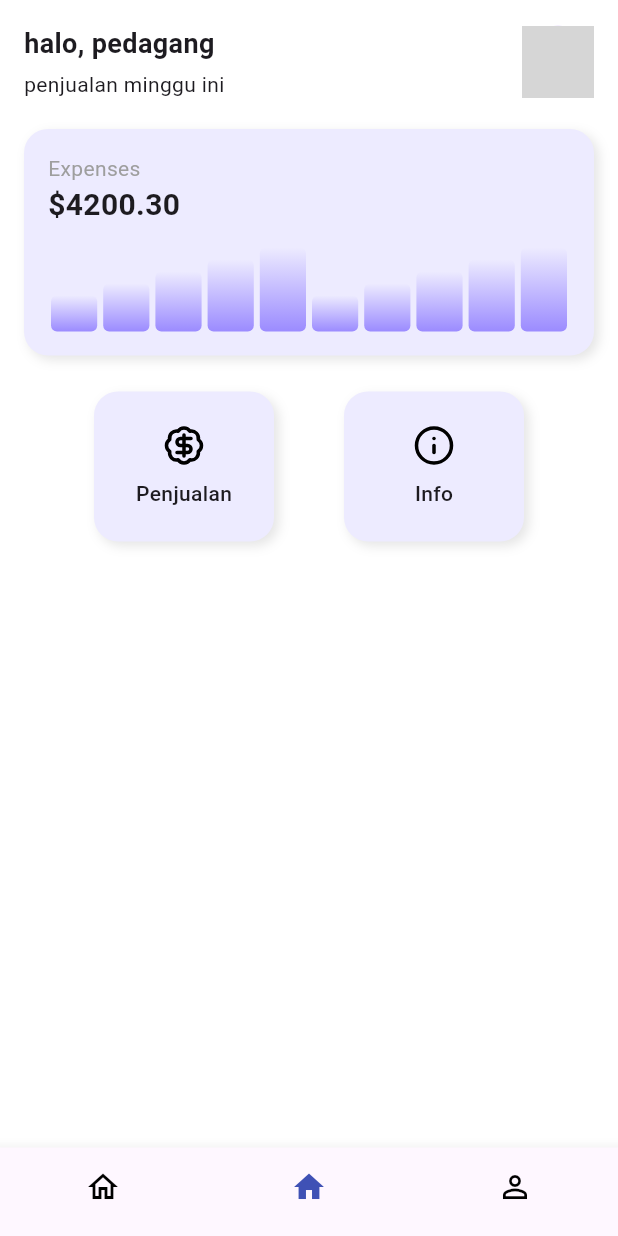
After one commit to AriestaPurwa/eggxpress-project, a Flutter app: the HomeScreen screen opened directly, on a phone screen of 412 x 824 dp. The commit adds this screen. Run offline on Flutter 3.47's test engine with Material 3 defaults, Android fonts, the phone set to English and light mode, and no system bars; our stand-ins replace google_fonts, lucide_icons; grey boxes are pictures that could not be loaded.

Commit message:
menambahkan tampilan dashboard

```diff
--- a/lib/main.dart
+++ b/lib/main.dart
@@ -1,5 +1,6 @@
 import 'package:flutter/material.dart';
 import 'screens/welcome_screen.dart';
+
 
 void main() {
   runApp(const MyApp());
--- /dev/null
+++ b/lib/screens/home_screen.dart
@@ -0,0 +1,159 @@
+import 'package:flutter/material.dart';
+import 'package:lucide_icons/lucide_icons.dart';
+
+class HomeScreen extends StatelessWidget {
+  const HomeScreen({super.key});
+
+  @override
+  Widget build(BuildContext context) {
+    return Scaffold(
+      backgroundColor: Colors.white,
+      bottomNavigationBar: BottomNavigationBar(
+        items: const [
+          BottomNavigationBarItem(icon: Icon(Icons.home_outlined), label: ''),
+          BottomNavigationBarItem(icon: Icon(Icons.home), label: ''),
+          BottomNavigationBarItem(icon: Icon(Icons.person_outline), label: ''),
+        ],
+        currentIndex: 1,
+        selectedItemColor: Colors.indigo,
+        unselectedItemColor: Colors.black,
+        showSelectedLabels: false,
+        showUnselectedLabels: false,
+      ),
+      body: SafeArea(
+        child: Padding(
+          padding: const EdgeInsets.all(16),
+          child: Column(
+            crossAxisAlignment: CrossAxisAlignment.start,
+            children: [
+              // Header
+              Row(
+                children: [
+                  Expanded(
+                    child: Column(
+                      crossAxisAlignment: CrossAxisAlignment.start,
+                      children: const [
+                        Text("halo, pedagang",
+                            style: TextStyle(
+                                fontWeight: FontWeight.bold, fontSize: 18)),
+                        SizedBox(height: 4),
+                        Text("penjualan minggu ini",
+                            style: TextStyle(fontSize: 14)),
+                      ],
+                    ),
+                  ),
+                  const CircleAvatar(
+                    radius: 24,
+                    backgroundImage: AssetImage('assets/avatar.png'),
+                  )
+                ],
+              ),
+
+              const SizedBox(height: 20),
+
+              // Chart Card
+              Container(
+                padding: const EdgeInsets.all(16),
+                decoration: BoxDecoration(
+                  color: const Color(0xFFEDEBFF),
+                  borderRadius: BorderRadius.circular(16),
+                  boxShadow: [
+                    BoxShadow(
+                      color: Colors.black.withOpacity(0.1),
+                      blurRadius: 6,
+                      offset: const Offset(3, 3),
+                    ),
+                  ],
+                ),
+                child: Column(
+                  crossAxisAlignment: CrossAxisAlignment.start,
+                  children: [
+                    const Text("Expenses",
+                        style: TextStyle(color: Colors.grey, fontSize: 14)),
+                    const Text("\$4200.30",
+                        style: TextStyle(
+                            fontSize: 20, fontWeight: FontWeight.bold)),
+                    const SizedBox(height: 10),
+                    SizedBox(
+                      height: 60,
+                      child: Row(
+                        crossAxisAlignment: CrossAxisAlignment.end,
+                        children: List.generate(10, (index) {
+                          final height = (index % 5 + 3) * 8.0;
+                          return Expanded(
+                            child: Padding(
+                              padding: const EdgeInsets.symmetric(horizontal: 2),
+                              child: Container(
+                                height: height,
+                                decoration: BoxDecoration(
+                                  borderRadius: BorderRadius.circular(4),
+                                  gradient: const LinearGradient(
+                                    begin: Alignment.bottomCenter,
+                                    end: Alignment.topCenter,
+                                    colors: [
+                                      Color(0xFF9B8BFF),
+                                      Color(0xFFEDEBFF),
+                                    ],
+                                  ),
+                                ),
+                              ),
+                            ),
+                          );
+                        }),
+                      ),
+                    )
+                  ],
+                ),
+              ),
+
+              const SizedBox(height: 24),
+
+              // Menu Buttons
+              Row(
+                mainAxisAlignment: MainAxisAlignment.spaceEvenly,
+                children: [
+                  _MenuButton(icon: LucideIcons.badgeDollarSign, label: "Penjualan"),
+                  _MenuButton(icon: LucideIcons.info, label: "Info"),
+                ],
+              )
+            ],
+          ),
+        ),
+      ),
+    );
+  }
+}
+
+class _MenuButton extends StatelessWidget {
+  final IconData icon;
+  final String label;
+
+  const _MenuButton({required this.icon, required this.label});
+
+  @override
+  Widget build(BuildContext context) {
+    return Container(
+      width: 120,
+      height: 100,
+      decoration: BoxDecoration(
+        color: const Color(0xFFEDEBFF),
+        borderRadius: BorderRadius.circular(16),
+        boxShadow: [
+          BoxShadow(
+            color: Colors.black.withOpacity(0.1),
+            blurRadius: 6,
+            offset: const Offset(3, 3),
+          ),
+        ],
+      ),
+      child: Column(
+        mainAxisAlignment: MainAxisAlignment.center,
+        children: [
+          Icon(icon, size: 28, color: Colors.black),
+          const SizedBox(height: 8),
+          Text(label, style: const TextStyle(fontWeight: FontWeight.w500)),
+        ],
+      ),
+    );
+  }
+}
```
Also changed, not shown: pubspec.yaml (+7 -68 lines), assets/assets/avatar.png (added), pubspec.lock.
